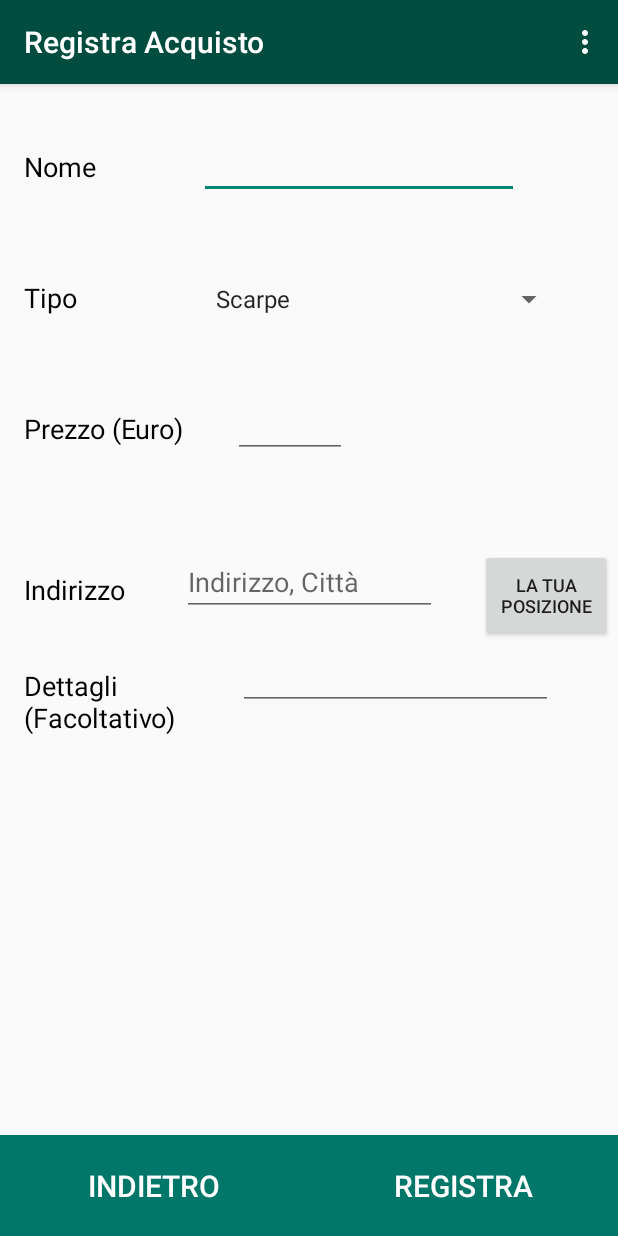
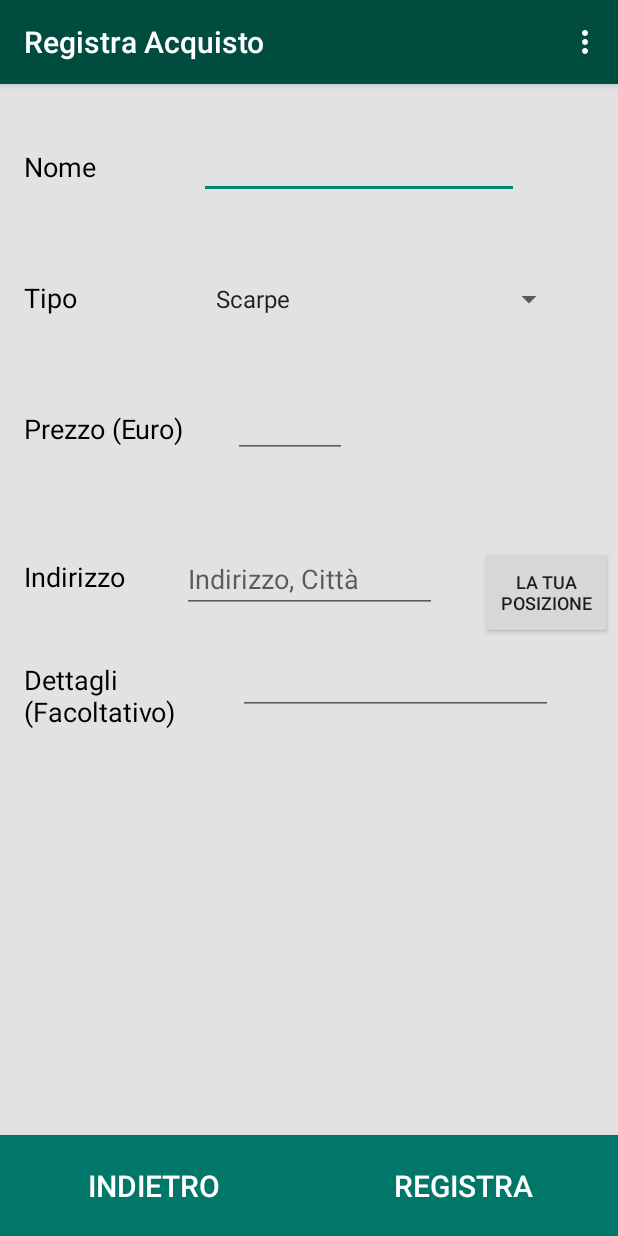
Before and after one commit to yuri0202/projectso2, an Android app: the RegProdActivity screen opened directly, with no data from a screen before it, on a phone screen of 412 x 824 dp. Run offline under Robolectric (Android 15) with nearby library versions, the phone set to English and light mode, and no system bars; libraries missing offline, so code that uses them is left out: com.vividsolutions.jts, org.springframework.http, org.springframework.web.

Commit message:
GUI fixes, regbyid fixed,

```diff
--- a/app/src/main/res/layout/activity_reg_prod.xml
+++ b/app/src/main/res/layout/activity_reg_prod.xml
@@ -4,22 +4,23 @@
     xmlns:tools="http://schemas.android.com/tools"
     android:layout_width="match_parent"
     android:layout_height="match_parent"
+    android:background="@color/backGround"
     tools:context="yuria.testmap.RegProdActivity">
 
     <ScrollView
         android:layout_width="0dp"
         android:layout_height="0dp"
+        android:layout_marginBottom="0dp"
+        android:layout_marginLeft="0dp"
+        android:layout_marginRight="0dp"
+        android:layout_marginTop="0dp"
         android:layout_weight="0.51"
-        android:layout_marginRight="0dp"
+        app:layout_constraintBottom_toTopOf="@+id/RegistraBtn"
+        app:layout_constraintHorizontal_bias="0.0"
+        app:layout_constraintLeft_toLeftOf="parent"
         app:layout_constraintRight_toRightOf="parent"
-        android:layout_marginLeft="0dp"
-        app:layout_constraintLeft_toLeftOf="parent"
-        app:layout_constraintHorizontal_bias="0.0"
-        android:layout_marginBottom="0dp"
-        app:layout_constraintBottom_toTopOf="@+id/RegistraBtn"
         app:layout_constraintTop_toTopOf="parent"
-        android:layout_marginTop="0dp"
-        app:layout_constraintVertical_bias="0.0">
+        app:layout_constraintVertical_bias="1.0">
 
 
         <android.support.constraint.ConstraintLayout
@@ -46,6 +47,8 @@
                 android:id="@+id/textView20"
                 android:layout_width="wrap_content"
                 android:layout_height="wrap_content"
+                android:layout_marginBottom="9dp"
+                android:layout_marginLeft="16dp"
                 android:layout_marginStart="16dp"
                 android:text="Nome"
                 android:textColor="@color/common_google_signin_btn_text_dark_focused"
@@ -54,9 +57,7 @@
                 app:layout_constraintLeft_toLeftOf="parent"
                 tools:layout_constraintBottom_creator="1"
                 tools:layout_constraintLeft_creator="1"
-                tools:layout_constraintTop_creator="1"
-                android:layout_marginLeft="16dp"
-                android:layout_marginBottom="9dp" />
+                tools:layout_constraintTop_creator="1" />
 
             <Spinner
                 android:id="@+id/tipoSpinner"
@@ -106,29 +107,32 @@
                 android:layout_height="46dp"
                 android:layout_marginBottom="41dp"
                 android:layout_marginEnd="66dp"
+                android:layout_marginRight="66dp"
+                android:layout_marginTop="24dp"
                 android:ems="10"
                 android:inputType="text"
                 android:textAlignment="viewStart"
                 app:layout_constraintBottom_toTopOf="@+id/tipoSpinner"
                 app:layout_constraintRight_toRightOf="parent"
+                app:layout_constraintTop_toTopOf="parent"
                 tools:layout_constraintBottom_creator="1"
                 tools:layout_constraintRight_creator="1"
-                tools:layout_constraintTop_creator="1"
-                android:layout_marginRight="66dp"
-                app:layout_constraintTop_toTopOf="parent"
-                android:layout_marginTop="24dp" />
+                tools:layout_constraintTop_creator="1" />
 
             <TextView
                 android:id="@+id/textView26"
                 android:layout_width="wrap_content"
                 android:layout_height="wrap_content"
-                android:layout_marginBottom="5dp"
+                android:layout_marginBottom="11dp"
+                android:layout_marginLeft="16dp"
                 android:layout_marginStart="16dp"
+                android:layout_marginTop="8dp"
                 android:text="Indirizzo"
                 android:textColor="@color/common_google_signin_btn_text_dark_focused"
                 android:textSize="18sp"
                 app:layout_constraintBottom_toBottomOf="@+id/addressTxt"
                 app:layout_constraintLeft_toLeftOf="parent"
+                app:layout_constraintTop_toTopOf="@+id/addressTxt"
                 tools:layout_constraintBottom_creator="1"
                 tools:layout_constraintLeft_creator="1" />
 
@@ -168,15 +172,16 @@
                 android:layout_marginBottom="83dp"
                 android:layout_marginEnd="14dp"
                 android:layout_marginStart="16dp"
-                android:layout_marginTop="79dp"
+                android:layout_marginTop="8dp"
                 android:text="Dettagli (Facoltativo)"
                 android:textAlignment="viewStart"
                 android:textColor="@color/common_google_signin_btn_text_dark_focused"
                 android:textSize="18sp"
                 app:layout_constraintBottom_toBottomOf="parent"
+                app:layout_constraintHorizontal_bias="0.533"
                 app:layout_constraintLeft_toLeftOf="parent"
                 app:layout_constraintRight_toLeftOf="@+id/detailsTxt"
-                app:layout_constraintTop_toTopOf="@+id/addressTxt"
+                app:layout_constraintTop_toTopOf="@+id/detailsTxt"
                 tools:layout_constraintBottom_creator="1"
                 tools:layout_constraintLeft_creator="1"
                 tools:layout_constraintRight_creator="1"
@@ -185,18 +190,17 @@
             <EditText
                 android:id="@+id/detailsTxt"
                 android:layout_width="0dp"
-                android:layout_height="0dp"
-                android:layout_marginBottom="17dp"
+                android:layout_height="44dp"
                 android:layout_marginEnd="39dp"
                 android:layout_marginStart="37dp"
-                android:layout_marginTop="6dp"
+                android:layout_marginTop="24dp"
                 android:ems="10"
                 android:inputType="textMultiLine"
                 android:textAlignment="viewStart"
-                app:layout_constraintBottom_toBottomOf="@+id/textView33"
+                app:layout_constraintHorizontal_bias="0.447"
                 app:layout_constraintLeft_toLeftOf="@+id/addressTxt"
                 app:layout_constraintRight_toRightOf="@+id/positionBtn"
-                app:layout_constraintTop_toBottomOf="@+id/positionBtn"
+                app:layout_constraintTop_toBottomOf="@+id/addressTxt"
                 tools:layout_constraintBottom_creator="1"
                 tools:layout_constraintLeft_creator="1"
                 tools:layout_constraintRight_creator="1"
@@ -207,7 +211,6 @@
 
 
     </ScrollView>
-
 
 
     <Button
@@ -248,5 +251,4 @@
         tools:layout_constraintRight_creator="1" />
 
 
-
 </android.support.constraint.ConstraintLayout>
```
Also changed, not shown: app/src/main/java/yuria/testmap/RicProdActivity.java (+5 -3 lines), app/src/main/java/yuria/testmap/models/Ricerca.java (+11 -1 lines).
